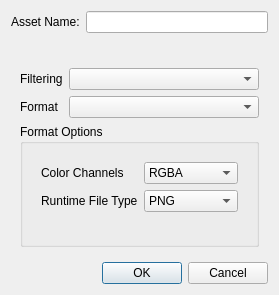
Old version of the form Editor/src/Dialogs/DlgAssetProperties.ui in the repository GameOverture/HarmonyEngine.
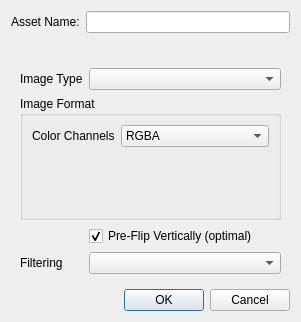
New version of the form. Custom widgets are drawn as their Qt base class.

Commit message: WIP texture refactor - HyImageInfo/HyTextureInfo both now have format parameter, HYTEXFORMAT_* enums renamed

What changed in the file:
```diff
--- a/Editor/src/Dialogs/DlgAssetProperties.ui
+++ b/Editor/src/Dialogs/DlgAssetProperties.ui
@@ -6,8 +6,8 @@
    <rect>
     <x>0</x>
     <y>0</y>
-    <width>250</width>
-    <height>283</height>
+    <width>301</width>
+    <height>322</height>
    </rect>
   </property>
   <property name="windowTitle">
@@ -43,20 +43,20 @@
      <widget class="QWidget" name="sourcePage"/>
      <widget class="QWidget" name="atlasPage">
       <layout class="QFormLayout" name="formLayout">
-       <item row="2" column="0">
-        <widget class="QLabel" name="label_3">
+       <item row="0" column="0">
+        <widget class="QLabel" name="label_7">
          <property name="text">
-          <string>Format</string>
+          <string>Image Type</string>
          </property>
         </widget>
        </item>
-       <item row="2" column="1">
-        <widget class="QComboBox" name="cmbTextureType"/>
+       <item row="0" column="1">
+        <widget class="QComboBox" name="cmbImageType"/>
        </item>
-       <item row="4" column="0" colspan="2">
-        <widget class="QGroupBox" name="grpFormatOptions">
+       <item row="1" column="0" colspan="2">
+        <widget class="QGroupBox" name="groupBox">
          <property name="title">
-          <string>Format Options</string>
+          <string>Image Format</string>
          </property>
          <layout class="QVBoxLayout" name="verticalLayout_2">
           <item>
@@ -66,6 +66,18 @@
             </property>
             <widget class="QWidget" name="page_3">
              <layout class="QFormLayout" name="formLayout_2">
+              <property name="leftMargin">
+               <number>0</number>
+              </property>
+              <property name="topMargin">
+               <number>0</number>
+              </property>
+              <property name="rightMargin">
+               <number>0</number>
+              </property>
+              <property name="bottomMargin">
+               <number>0</number>
+              </property>
               <item row="0" column="0">
                <widget class="QLabel" name="label_4">
                 <property name="text">
@@ -87,21 +99,31 @@
                 </item>
                </widget>
               </item>
-              <item row="1" column="0">
-               <widget class="QLabel" name="label_5">
+             </layout>
+            </widget>
+            <widget class="QWidget" name="page">
+             <layout class="QFormLayout" name="formLayout_5">
+              <property name="leftMargin">
+               <number>0</number>
+              </property>
+              <property name="topMargin">
+               <number>0</number>
+              </property>
+              <property name="rightMargin">
+               <number>0</number>
+              </property>
+              <property name="bottomMargin">
+               <number>0</number>
+              </property>
+              <item row="0" column="0">
+               <widget class="QLabel" name="label_3">
                 <property name="text">
-                 <string>Runtime File Type</string>
+                 <string>TextLabel</string>
                 </property>
                </widget>
               </item>
-              <item row="1" column="1">
-               <widget class="QComboBox" name="cmbUncompressedFileType">
-                <item>
-                 <property name="text">
-                  <string>PNG</string>
-                 </property>
-                </item>
-               </widget>
+              <item row="0" column="1">
+               <widget class="QComboBox" name="comboBox"/>
               </item>
              </layout>
             </widget>
@@ -121,6 +143,13 @@
                 </item>
                </widget>
               </item>
+              <item row="0" column="0">
+               <widget class="QLabel" name="label_5">
+                <property name="text">
+                 <string>TextLabel</string>
+                </property>
+               </widget>
+              </item>
              </layout>
             </widget>
             <widget class="QWidget" name="page_5">
@@ -244,16 +273,29 @@
          </layout>
         </widget>
        </item>
-       <item row="1" column="1">
-        <widget class="QComboBox" name="cmbTextureFiltering"/>
-       </item>
-       <item row="1" column="0">
+       <item row="3" column="0">
         <widget class="QLabel" name="label_2">
          <property name="text">
           <string>Filtering</string>
          </property>
         </widget>
        </item>
+       <item row="3" column="1">
+        <widget class="QComboBox" name="cmbTextureFiltering"/>
+       </item>
+       <item row="2" column="1">
+        <widget class="QCheckBox" name="chkVerticalFlip">
+         <property name="toolTip">
+          <string>Images should be flipped to avoid doing so at run-time when loading.</string>
+         </property>
+         <property name="text">
+          <string>Pre-Flip Vertically (optimal)</string>
+         </property>
+         <property name="checked">
+          <bool>true</bool>
+         </property>
+        </widget>
+       </item>
       </layout>
      </widget>
      <widget class="QWidget" name="prefabsPage"/>
```
Left out of the diff: 32 changed lines with no effect on the pictures. The commit also changes 8 other files.
